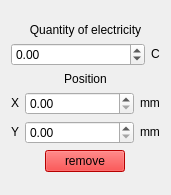
Qt form loef_individual_fixed_charge_editor.ui (ark231/LOEF_drawer) before a commit.
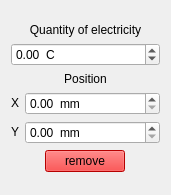
The same form after that commit.

Patch:
```diff
--- a/loef_individual_fixed_charge_editor.ui
+++ b/loef_individual_fixed_charge_editor.ui
@@ -45,6 +45,9 @@
            <verstretch>0</verstretch>
           </sizepolicy>
          </property>
+         <property name="suffix">
+          <string notr="true">  C</string>
+         </property>
          <property name="minimum">
           <double>-100.000000000000000</double>
          </property>
@@ -53,19 +56,6 @@
          </property>
         </widget>
        </item>
-       <item>
-        <widget class="QLabel" name="label_2">
-         <property name="sizePolicy">
-          <sizepolicy hsizetype="Fixed" vsizetype="Fixed">
-           <horstretch>0</horstretch>
-           <verstretch>0</verstretch>
-          </sizepolicy>
-         </property>
-         <property name="text">
-          <string notr="true">C</string>
-         </property>
-        </widget>
-       </item>
       </layout>
      </item>
      <item>
@@ -110,24 +100,14 @@
            <verstretch>0</verstretch>
           </sizepolicy>
          </property>
+         <property name="suffix">
+          <string notr="true">  mm</string>
+         </property>
          <property name="maximum">
           <double>1000.000000000000000</double>
          </property>
         </widget>
        </item>
-       <item>
-        <widget class="QLabel" name="label_3">
-         <property name="sizePolicy">
-          <sizepolicy hsizetype="Fixed" vsizetype="Fixed">
-           <horstretch>0</horstretch>
-           <verstretch>0</verstretch>
-          </sizepolicy>
-         </property>
-         <property name="text">
-          <string notr="true">mm</string>
-         </property>
-        </widget>
-       </item>
       </layout>
      </item>
      <item>
@@ -153,24 +133,14 @@
            <verstretch>0</verstretch>
           </sizepolicy>
          </property>
+         <property name="suffix">
+          <string notr="true">  mm</string>
+         </property>
          <property name="maximum">
           <double>1000.000000000000000</double>
          </property>
         </widget>
        </item>
-       <item>
-        <widget class="QLabel" name="label_9">
-         <property name="sizePolicy">
-          <sizepolicy hsizetype="Fixed" vsizetype="Fixed">
-           <horstretch>0</horstretch>
-           <verstretch>0</verstretch>
-          </sizepolicy>
-         </property>
-         <property name="text">
-          <string notr="true">mm</string>
-         </property>
-        </widget>
-       </item>
       </layout>
      </item>
      <item>
```
